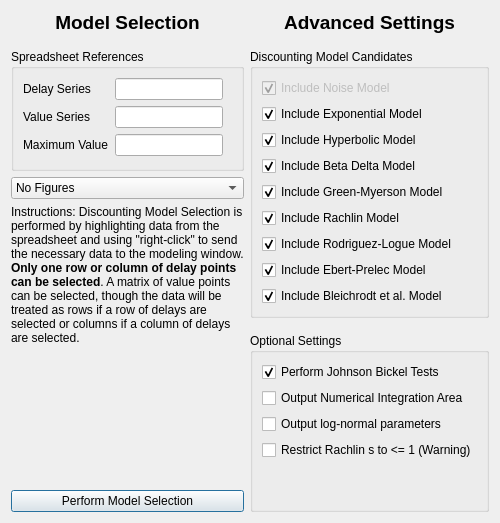
Qt form discountingmodelselectioned50dialog.ui (miyamot0/ModelSelectorQt) before a commit.
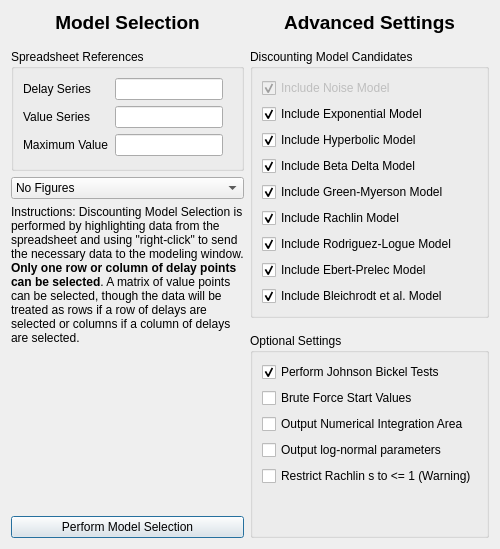
The same form after that commit.

Commit message: Brute force mode added into UI, with stack memory optimizations

```diff
--- a/discountingmodelselectioned50dialog.ui
+++ b/discountingmodelselectioned50dialog.ui
@@ -7,7 +7,7 @@
     <x>0</x>
     <y>0</y>
     <width>483</width>
-    <height>484</height>
+    <height>526</height>
    </rect>
   </property>
   <property name="windowTitle">
@@ -375,6 +375,13 @@
             </property>
            </widget>
           </item>
+          <item>
+           <widget class="QCheckBox" name="BruteForceMode">
+            <property name="text">
+             <string>Brute Force Start Values</string>
+            </property>
+           </widget>
+          </item>
           <item>
            <widget class="QCheckBox" name="checkBoxArea">
             <property name="text">
```
The commit also changes 5 other files.
